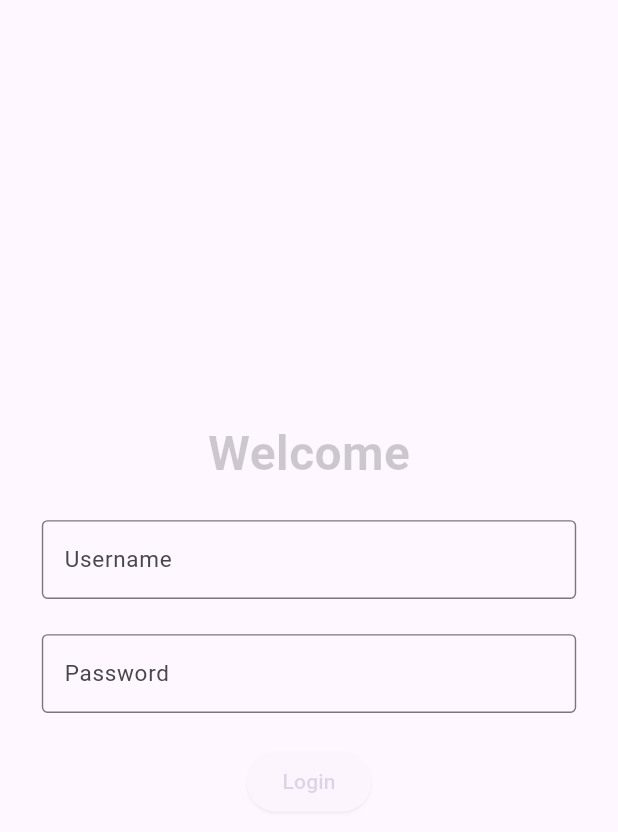
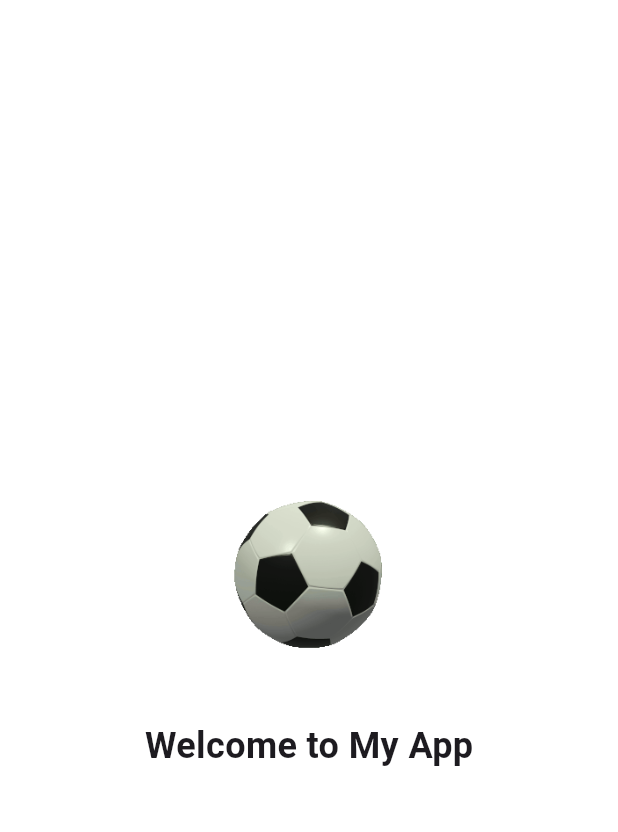
Before and after one commit to AshGrid/tournament, a Flutter app: the first screen one second after launch, on a phone screen of 412 x 824 dp. Shown: the top 832 px of the screen. Run offline on Flutter 3.47's test engine with Material 3 defaults, Android fonts, the phone set to English and light mode, and no system bars; missing offline and left inert: flutter_image.

Commit message:
splashScreen

```diff
--- a/lib/components/colors.dart
+++ b/lib/components/colors.dart
@@ -5,7 +5,7 @@ class AppColors {
   static const Color primaryVariant = Color(0xFF3700B3);
   static const Color secondaryColor = Color(0xFF03DAC6);
   static const Color secondaryVariant = Color(0xFF018786);
-  static const Color backgroundColor = Color(0xFF240750);
+  static const Color backgroundColor = Color(0xFFFFFFFF);
   static const Color surfaceColor = Color(0xFFFFFFFF);
   static const Color errorColor = Color(0xFFB00020);
   static const Color onPrimary = Color(0xFFFFFFFF);
@@ -13,7 +13,7 @@ class AppColors {
   static const Color onBackground = Color(0xFFFFFFFF);
   static const Color onSurface = Color(0xFF000000);
   static const Color onError = Color(0xFFFFFFFF);
-  static const Color navbarColor = Color(0xFF071952);
+  static const Color navbarColor = Color(0xFFEC1919);
 
 // Add more colors as needed
 }
--- a/lib/components/custom_appbar.dart
+++ b/lib/components/custom_appbar.dart
@@ -42,10 +42,11 @@ class CustomAppBar extends StatelessWidget implements PreferredSizeWidget {
           );
         },
       ),
+
       actions: <Widget>[
         IconButton(
           iconSize: 52,
-          icon: const Icon(Icons.person),
+          icon: const ImageIcon(AssetImage("assets/icons/dotsPNG.png")),
           onPressed: () {
             Navigator.push(
               context,
--- a/lib/main.dart
+++ b/lib/main.dart
@@ -5,6 +5,7 @@ import 'package:untitled/screens/home_screen.dart';
 import 'package:untitled/screens/login.dart';
 import 'package:untitled/screens/more_screen.dart';
 import 'package:untitled/screens/profile_screen.dart';
+import 'package:untitled/screens/splash_screen.dart';
 
 import 'components/bottom_navigation.dart';
 import 'components/colors.dart';
@@ -27,7 +28,7 @@ class MyApp extends StatelessWidget {
         colorScheme: ColorScheme.fromSeed(seedColor: Colors.deepPurple),
         useMaterial3: true,
       ),
-      home:  LoginScreen(),
+      home:  SplashScreen(),
 
     );
   }
--- a/lib/screens/home_screen.dart
+++ b/lib/screens/home_screen.dart
@@ -35,7 +35,7 @@ class HomeScreen extends StatelessWidget {
             top: 5,
             left: 5,
             child: IconButton(
-              icon: const Icon(Icons.arrow_drop_up),
+              icon: ImageIcon(AssetImage("assets/icons/lines.png")),
               onPressed: () {
                 _showBottomSheet(context);
               },
--- /dev/null
+++ b/lib/screens/splash_screen.dart
@@ -0,0 +1,48 @@
+import 'dart:async';
+import 'package:flutter/material.dart';
+import '../main.dart';
+import 'login.dart';
+ // Import your main screen here
+
+class SplashScreen extends StatefulWidget {
+  @override
+  _SplashScreenState createState() => _SplashScreenState();
+}
+
+class _SplashScreenState extends State<SplashScreen> {
+  @override
+  void initState() {
+    super.initState();
+    // Navigate to the main screen after 5 seconds
+    Timer(Duration(seconds: 5), () {
+      Navigator.pushReplacement(
+        context,
+        MaterialPageRoute(builder: (context) => MyHomePage()), // Replace with your main screen
+      );
+    });
+  }
+
+  @override
+  Widget build(BuildContext context) {
+    return Scaffold(
+      backgroundColor: Colors.white, // Set your desired background color
+      body: Center(
+        child: Column(
+          mainAxisAlignment: MainAxisAlignment.center,
+          children: [
+            // Replace with your logo or splash screen content
+            Image.asset(
+              'assets/images/soccer.gif', // Replace with your image asset path
+              height: 150.0,
+            ),
+            SizedBox(height: 20),
+            Text(
+              'Welcome to My App',
+              style: TextStyle(fontSize: 24, fontWeight: FontWeight.bold),
+            ),
+          ],
+        ),
+      ),
+    );
+  }
+}
--- a/pubspec.yaml
+++ b/pubspec.yaml
@@ -30,6 +30,7 @@ environment:
 dependencies:
   flutter:
     sdk: flutter
+  flutter_image: ^4.1.11
 
 
   # The following adds the Cupertino Icons font to your application.
@@ -54,6 +55,7 @@ dev_dependencies:
 flutter:
   assets:
     - assets/images/
+    - assets/icons/
 
   # The following line ensures that the Material Icons font is
   # included with your application, so that you can use the icons in
```
Also changed, not shown: lib/screens/login.dart (+9 -4 lines), assets/icons/dots.png (added), assets/icons/dotsB.png (added), assets/icons/dotsPNG.png (added), assets/icons/dotsR.png (added), assets/icons/dotsRed.png (added), assets/icons/lines.png (added), assets/images/soccer.gif (added), pubspec.lock, 1 other file.
